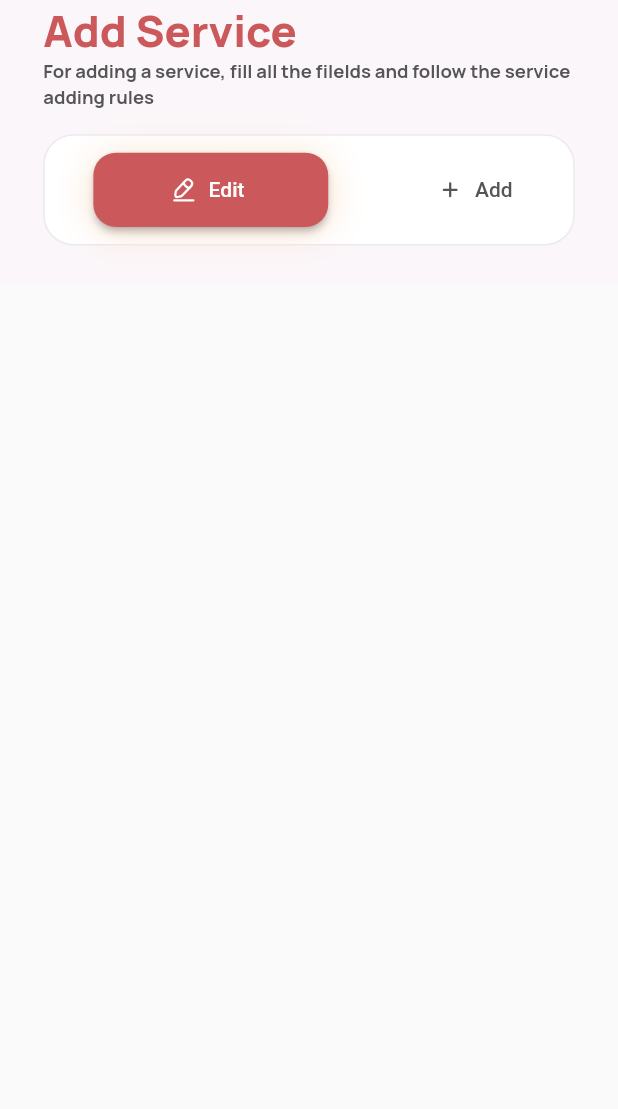
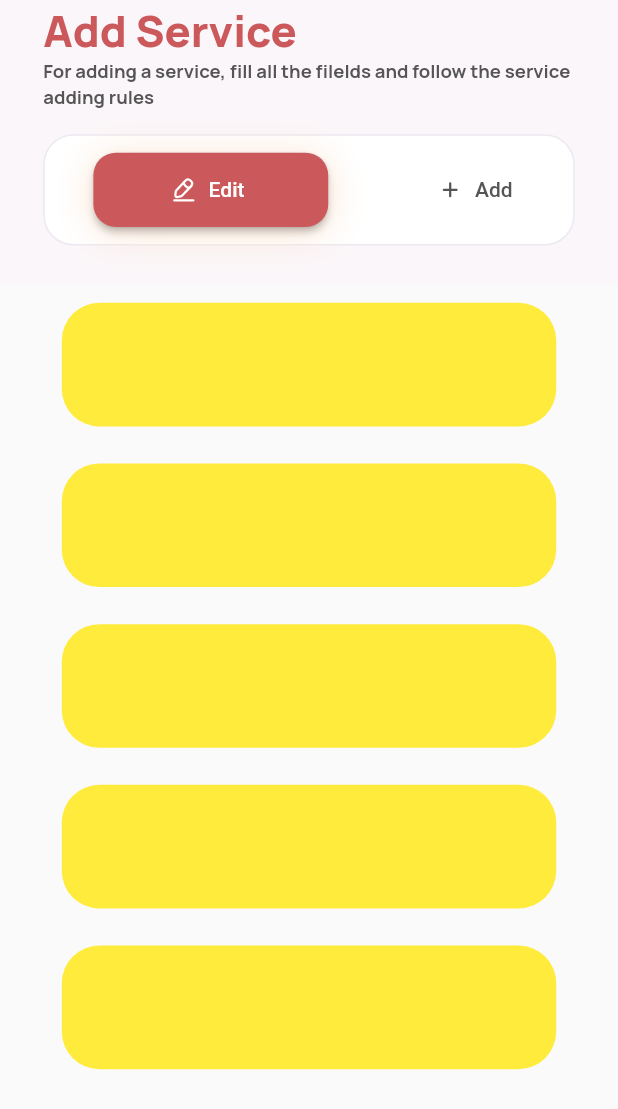
Before and after one commit to Aliza02/E-Vent-Vendor, a Flutter app: the AddService screen opened by its route, on a phone screen of 412 x 824 dp. Shown: the top 1109 px of the screen. Run offline on Flutter 3.47's test engine with Material 2 defaults, Android fonts, the phone set to English and light mode, and no system bars; drawn by our look-alikes of flutter_slidable; our stand-ins replace dotted_border, flutter_svg, flutter_zoom_drawer, get, image_picker.

Commit message:
swipable button for service cards

```diff
--- a/lib/constants/icons.dart
+++ b/lib/constants/icons.dart
@@ -32,4 +32,5 @@ class AppIcons {
 
   // add service
   static const addImage = 'assets/icons/add_image.svg';
+  static const delete = 'assets/icons/trash.svg';
 }
--- a/lib/screens/AddService/addService.dart
+++ b/lib/screens/AddService/addService.dart
@@ -1,13 +1,16 @@
 import 'package:dotted_border/dotted_border.dart';
 import 'package:eventually_vendor/widget/AddServices/serviceHeader.dart';
 import 'package:flutter/material.dart';
+import 'package:flutter_slidable/flutter_slidable.dart';
 import 'package:flutter_svg/svg.dart';
 import 'package:get/get.dart';
+import 'package:image_picker/image_picker.dart';
 import '../../constants/colors.dart';
 import '../../constants/font.dart';
 import '../../constants/icons.dart';
 import '../../controller/pagecontroller.dart';
 import '../../widget/AddServices/Button.dart';
+import '../../widget/AddServices/serviceCardSwipableButton.dart';
 import '../../widget/AddServices/textFieldLabel.dart';
 import '../../widget/AddServices/textFormField.dart';
 
@@ -22,7 +25,6 @@ class AddService extends GetView<testController> {
     double height = MediaQuery.of(context).size.height;
     return Column(
       children: [
-        // service_Header(),
         Label(title: 'Service Name'),
         const textFormField(),
         Label(title: 'Description'),
@@ -58,11 +60,15 @@ class AddService extends GetView<testController> {
         const SizedBox(height: 6.0),
         Label(title: 'Service Images'),
         const SizedBox(height: 10.0),
-        DottedBorder(
+        InkWell(
+          onTap: () {},
+          child: InkWell(
+            onTap: () {},
+            child: DottedBorder(
               color: AppColors.grey,
               strokeWidth: 2,
               dashPattern: const [8, 8],
-          child: Container(
+              child: SizedBox(
                 width: width * 0.84,
                 height: height * 0.09,
                 child: Row(
@@ -84,6 +90,8 @@ class AddService extends GetView<testController> {
                       ),
                     ),
                   ],
+                ),
+              ),
             ),
           ),
         ),
@@ -111,6 +119,44 @@ class AddService extends GetView<testController> {
     );
   }
 
+  // Edit Services
+
+  Widget editService(context) {
+    return ListView.builder(
+      scrollDirection: Axis.vertical,
+      shrinkWrap: true,
+      itemCount: 5,
+      itemBuilder: (context, index) {
+        return Slidable(
+          endActionPane: ActionPane(
+            motion: const ScrollMotion(),
+            children: [
+              swipeableButton(
+                buttonColor: AppColors.blue,
+                buttonIcon: AppIcons.editActive,
+              ),
+              swipeableButton(
+                buttonColor: AppColors.pink,
+                buttonIcon: AppIcons.delete,
+              ),
+            ],
+          ),
+          child: Center(
+            child: Container(
+              margin: EdgeInsets.symmetric(vertical: Get.height * 0.015),
+              width: Get.width * 0.8,
+              height: Get.height * 0.1,
+              decoration: BoxDecoration(
+                color: Colors.yellow,
+                borderRadius: BorderRadius.circular(25.0),
+              ),
+            ),
+          ),
+        );
+      },
+    );
+  }
+
   @override
   Widget build(BuildContext context) {
     double height = MediaQuery.of(context).size.height;
@@ -120,12 +166,14 @@ class AddService extends GetView<testController> {
         body: SingleChildScrollView(
           scrollDirection: Axis.vertical,
           child: Column(
+            mainAxisAlignment: MainAxisAlignment.center,
             children: [
               service_Header(),
-              Obx(() => pagecontroller.AddServiceSelected.value
+              Obx(
+                () => pagecontroller.AddServiceSelected.value
                     ? addService(context)
-                  : Container()),
-              // addService(context),
+                    : editService(context),
+              ),
             ],
           ),
         ),
--- a/pubspec.yaml
+++ b/pubspec.yaml
@@ -39,6 +39,8 @@ dependencies:
   flutter_svg: ^2.0.5
   get: ^4.6.5
   dotted_border: ^2.0.0+3
+  image_picker: ^0.8.7+5
+  flutter_slidable: ^3.0.0
 
 
 dev_dependencies:
@@ -104,6 +106,7 @@ flutter:
     - assets/icons/add_active.svg
     - assets/icons/add_inactive.svg
     - assets/icons/add_image.svg
+    - assets/icons/trash.svg
 
 
 
```
Also changed, not shown: lib/widget/AddServices/serviceCardSwipableButton.dart (added, +37 -0 lines), assets/icons/trash.svg (added), pubspec.lock. Lines whose indentation alone changed are shown as unchanged.
